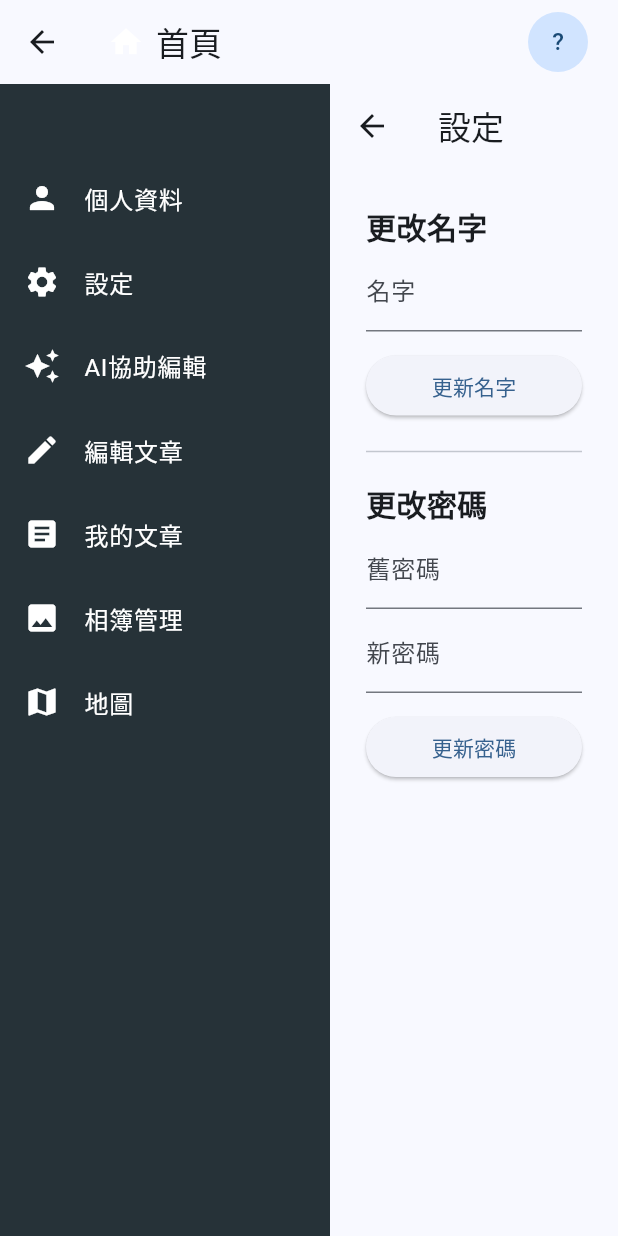
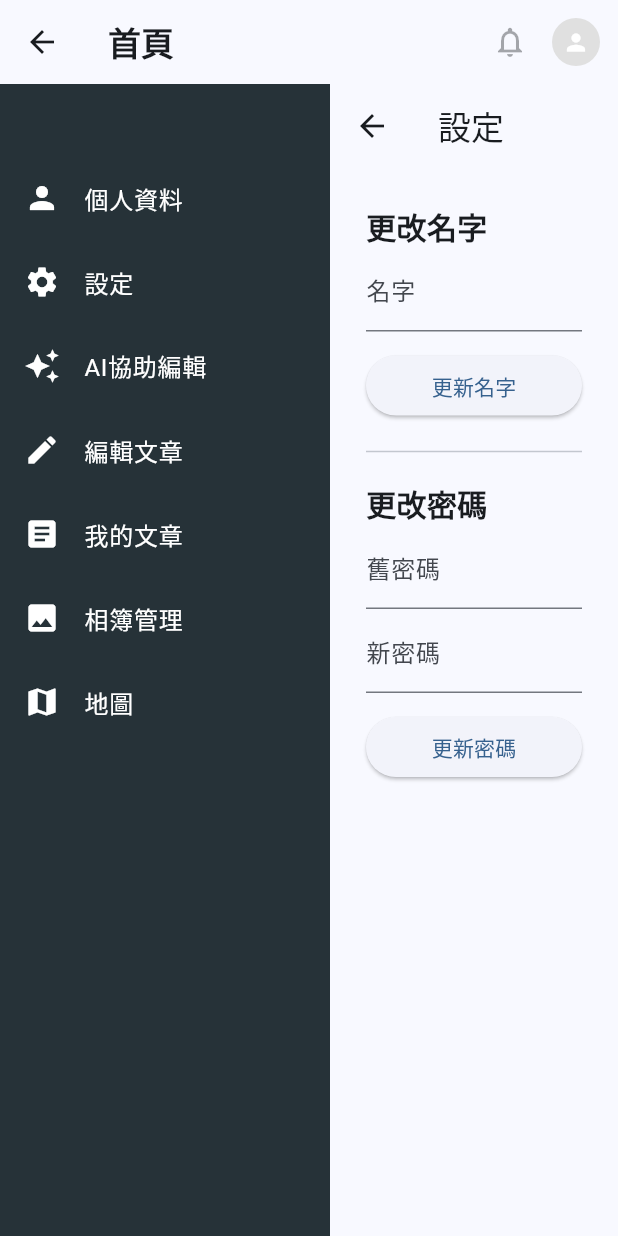
Before and after one commit to YUEN-YU-WING/fcu_travel_blog_fixed_2, a Flutter app: the BackendHomePage screen opened directly, after a tap on "設定", on a phone screen of 412 x 824 dp. Run offline on Flutter 3.47's test engine with Material 3 defaults, Android fonts, the phone set to English and light mode, and no system bars; our stand-ins replace cached_network_image, cloud_firestore, firebase_auth, firebase_core, firebase_storage, flutter_dotenv and 5 more; missing offline and left inert: firebase_app_check, flutter_google_places_sdk, html_editor_enhanced, markdown_editor_plus; accounts and stored records are empty.

Commit message:
測試局 10/14 1st

```diff
--- a/lib/home_page.dart
+++ b/lib/home_page.dart
@@ -9,6 +9,7 @@ import 'MapPage.dart';
 import 'map_picker_page.dart';
 import 'public_articles_page.dart'; // 引入公開文章頁面
 
+//導入頁面用的工具函式
 class HomePage extends StatelessWidget {
   const HomePage({super.key});
 
@@ -39,6 +40,7 @@ class HomePage extends StatelessWidget {
     );
   }
 
+
   Future<void> _logout(BuildContext context) async {
     await FirebaseAuth.instance.signOut();
     ScaffoldMessenger.of(context).showSnackBar(
--- a/lib/widgets/my_app_bar.dart
+++ b/lib/widgets/my_app_bar.dart
@@ -8,99 +8,58 @@ import '../backend_home.dart';
 
 class MyAppBar extends StatelessWidget implements PreferredSizeWidget {
   final String title;
-  const MyAppBar({super.key, required this.title});
+  final VoidCallback? onNotificationsTap;
+  final VoidCallback? onAvatarTap;
+  final String? avatarUrl;
 
-  void _goToHome(BuildContext context) {
-    Navigator.of(context).pushAndRemoveUntil(
-      MaterialPageRoute(builder: (_) => const HomePage()),
-          (route) => false,
-    );
-  }
+  const MyAppBar({
+    super.key,
+    required this.title,
+    this.onNotificationsTap,
+    this.onAvatarTap,
+    this.avatarUrl,
+  });
 
-  void _goToRegister(BuildContext context) {
-    Navigator.push(context, MaterialPageRoute(builder: (_) => const RegisterPage()));
-  }
-
-  void _goToLogin(BuildContext context) {
-    Navigator.push(context, MaterialPageRoute(builder: (_) => const LoginPage()));
-  }
-
-  Future<void> _logout(BuildContext context) async {
-    await FirebaseAuth.instance.signOut();
-    ScaffoldMessenger.of(context).showSnackBar(
-      const SnackBar(content: Text("已登出")),
-    );
-    _goToHome(context);
-  }
-
-  void _goToProfile(BuildContext context) {
-    // Replace with your actual profile navigation
-    Navigator.push(context, MaterialPageRoute(builder: (_) => const ProfilePage()));
-  }
-
-  void _goToBackendHome(BuildContext context) {
-    Navigator.push(context, MaterialPageRoute(builder: (_) => const BackendHomePage()));
-  }
+  // AppBar 需要回傳固定高度
+  @override
+  Size get preferredSize => const Size.fromHeight(kToolbarHeight);
 
   @override
   Widget build(BuildContext context) {
-    final user = FirebaseAuth.instance.currentUser;
     return AppBar(
-      title: GestureDetector(
-        onTap: () => _goToHome(context),
-        child: Row(
-          children: [
-            const Icon(Icons.home, color: Colors.white),
-            const SizedBox(width: 8),
-            Text(title),
-          ],
+      title: Text(
+        title,
+        style: const TextStyle(fontWeight: FontWeight.bold),
+      ),
+      centerTitle: false,
+      elevation: 0,
+      actions: [
+        // 通知鈴鐺（在頭像旁邊）
+        IconButton(
+          tooltip: '通知',
+          icon: const Icon(Icons.notifications_outlined),
+          onPressed: onNotificationsTap,
         ),
-      ),
-      actions: [
-        if (user == null) ...[
-          TextButton(
-            onPressed: () => _goToRegister(context),
-            child: const Text('註冊'),
-          ),
-          TextButton(
-            onPressed: () => _goToLogin(context),
-            child: const Text('登入'),
-          ),
-        ] else ...[
-          Padding(
-            padding: const EdgeInsets.only(right: 12),
-            child: PopupMenuButton<String>(
-              tooltip: "開啟功能選單",
-              offset: const Offset(0, 50),
-              icon: user.photoURL != null
-                  ? CircleAvatar(backgroundImage: NetworkImage(user.photoURL!))
-                  : CircleAvatar(
-                child: Text(
-                  (user.displayName != null && user.displayName!.isNotEmpty)
-                      ? user.displayName![0]
-                      : user.email != null && user.email!.isNotEmpty
-                      ? user.email![0]
-                      : '?',
-                ),
-              ),
-              onSelected: (value) {
-                if (value == 'backendHome') {
-                  _goToBackendHome(context);
-                } else if (value == 'logout') {
-                  _logout(context);
-                }
-              },
-              itemBuilder: (context) => [
-                const PopupMenuItem(value: 'backendHome', child: Text('個人後台')),
-                const PopupMenuItem(value: 'logout', child: Text('登出')),
-              ],
+        const SizedBox(width: 4),
+
+        // 頭像（可點擊）
+        Padding(
+          padding: const EdgeInsets.only(right: 12),
+          child: GestureDetector(
+            onTap: onAvatarTap,
+            child: CircleAvatar(
+              radius: 16,
+              backgroundColor: Colors.grey.shade300,
+              backgroundImage: (avatarUrl != null && avatarUrl!.isNotEmpty)
+                  ? NetworkImage(avatarUrl!)
+                  : null,
+              child: (avatarUrl == null || avatarUrl!.isEmpty)
+                  ? const Icon(Icons.person, size: 18, color: Colors.white)
+                  : null,
             ),
           ),
-        ],
+        ),
       ],
     );
   }
-
-  @override
-  Size get preferredSize => const Size.fromHeight(kToolbarHeight);
 }
```
Also changed, not shown: lib/widgets/notifications_page.dart (added, +21 -0 lines), pubspec.lock.
